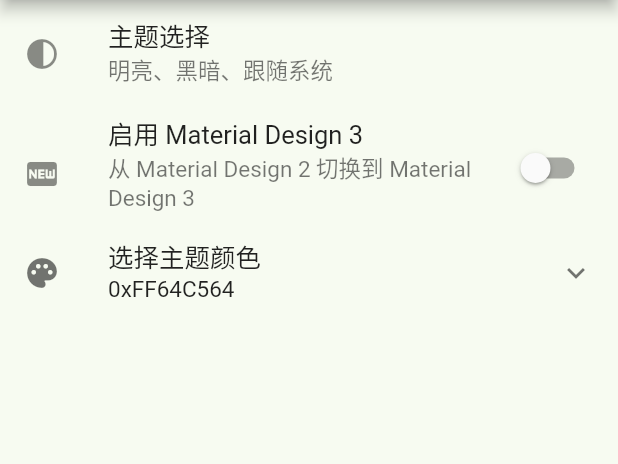
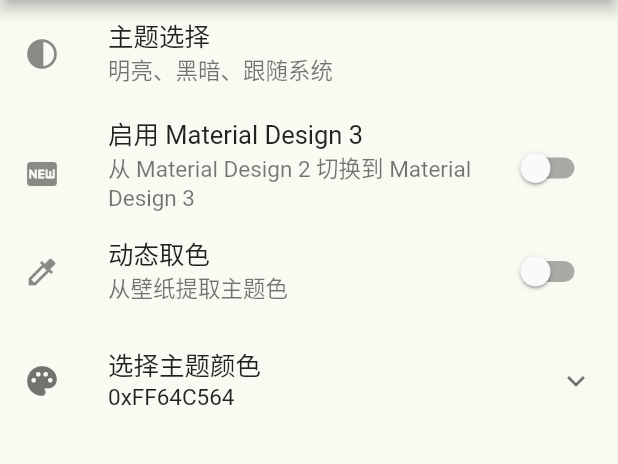
Before and after one commit to wyvern1723/sachet, a Flutter app: the ThemeSettingsPage screen opened directly, on a phone screen of 412 x 824 dp, the part 84-548 px from its top. Run offline on Flutter 3.47's test engine with Material 3 defaults, Android fonts, the phone set to English and light mode, and no system bars; our stand-ins replace dio, dynamic_color, file_picker, flutter_colorpicker, flutter_markdown, flutter_secure_storage and 2 more; missing offline and left inert: flutter_gbk2utf8, flutter_inappwebview, tflite_flutter; accounts and stored records are empty; network calls fail.

Commit message:
feat: 新增动态取色(Dynamic Colors)

```diff
--- a/lib/pages/settings_child_pages/theme_settings_page.dart
+++ b/lib/pages/settings_child_pages/theme_settings_page.dart
@@ -60,8 +60,34 @@ class ThemeSettingsPage extends StatelessWidget {
                   }),
             ),
 
+            // 动态取色开关
+            ListTile(
+              leading: Align(
+                widthFactor: 1,
+                alignment: Alignment.centerLeft,
+                child: Icon(
+                  Icons.colorize,
+                  color: themeProvider.isUsingDynamicColors
+                      ? Theme.of(context).colorScheme.primary
+                      : null,
+                ),
+              ),
+              title: const Text('动态取色'),
+              subtitle: const Text('从壁纸提取主题色'),
+              trailing: Switch(
+                  value: themeProvider.isUsingDynamicColors,
+                  onChanged: (value) {
+                    context
+                        .read<ThemeProvider>()
+                        .setIsUsingDynamicColors(value);
+                  }),
+            ),
+
+            // 如果启用动态取色，隐藏这个供用户自定义主题色的组件
+            Offstage(
+              offstage: themeProvider.isUsingDynamicColors,
               // 可折叠（可展开）选择主题颜色 ListTile
-            ExpansionTile(
+              child: ExpansionTile(
                 leading: const Align(
                   widthFactor: 1,
                   alignment: Alignment.centerLeft,
@@ -74,6 +100,7 @@ class ThemeSettingsPage extends StatelessWidget {
                   ChooseThemeColor(),
                   SizedBox(height: 20),
                 ],
+              ),
             ),
           ],
         ),
--- a/lib/provider/app_global.dart
+++ b/lib/provider/app_global.dart
@@ -102,7 +102,10 @@ const defaultAppSettingsConfig = {
   [Understanding navigation - Material Design](https://m2.material.io/design/navigation/understanding-navigation.html#lateral-navigation)
   */
   "navigationType": "navigationDrawer", // 应用导航方式（默认为抽屉式）
-  "isOpenLinkInExternalBrowser": false // 是否在外部浏览器打开链接。否则使用 Android Custom Tabs
+  "isOpenLinkInExternalBrowser": false, // 是否在外部浏览器打开链接。否则使用 Android Custom Tabs
+  // 是否使用动态取色的颜色作为应用主题色
+  //（官方叫[动态配色](https://developer.android.com/develop/ui/views/theming/dynamic-colors?hl=zh-cn)，但国内叫「动态取色」更多也更易理解）。默认不启用，因为国内魔改 Android 系统五花八门，不确定具体实现的效果，而且我不喜欢。
+  "isUsingDynamicColors": false
 };
 
 class AppSettings {
@@ -124,6 +127,7 @@ class AppSettings {
   bool? isEnableCaptchaRecognizer;
   String? navigationType;
   bool? isOpenLinkInExternalBrowser;
+  bool? isUsingDynamicColors;
 
   AppSettings({
     this.isMD3,
@@ -144,6 +148,7 @@ class AppSettings {
     this.isEnableCaptchaRecognizer,
     this.navigationType,
     this.isOpenLinkInExternalBrowser,
+    this.isUsingDynamicColors,
   });
 
   AppSettings.fromJson(Map<String, dynamic> json) {
@@ -165,6 +170,7 @@ class AppSettings {
     isEnableCaptchaRecognizer = json['isEnableCaptchaRecognizer'];
     navigationType = json['navigationType'];
     isOpenLinkInExternalBrowser = json['isOpenLinkInExternalBrowser'];
+    isUsingDynamicColors = json['isUsingDynamicColors'];
   }
 
   Map<String, dynamic> toJson() {
@@ -187,6 +193,7 @@ class AppSettings {
     data['isEnableCaptchaRecognizer'] = this.isEnableCaptchaRecognizer;
     data['navigationType'] = this.navigationType;
     data['isOpenLinkInExternalBrowser'] = this.isOpenLinkInExternalBrowser;
+    data['isUsingDynamicColors'] = this.isUsingDynamicColors;
     return data;
   }
 }
```
Also changed, not shown: lib/main.dart (+87 -2 lines), lib/provider/theme_provider.dart (+9 -0 lines), pubspec.yaml (+19 -20 lines), pubspec.lock, 5 other files. Lines whose indentation alone changed are shown as unchanged.
